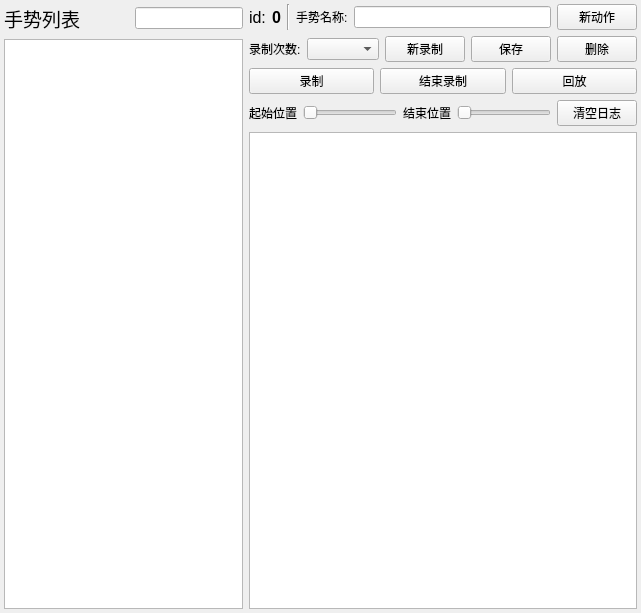
Above: pyqt/glove/form.ui from xinZh0u/Sign-Language-Glove before the change. Below: the same form after it.
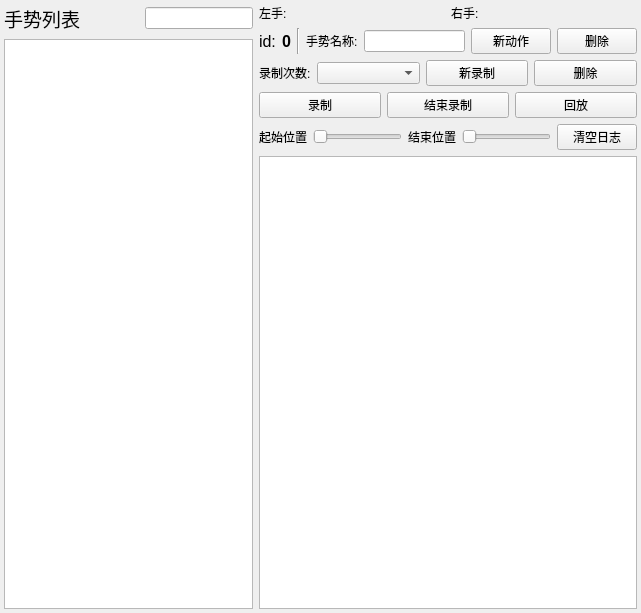
That is the form after the change.

```diff
--- a/pyqt/glove/form.ui
+++ b/pyqt/glove/form.ui
@@ -77,6 +77,50 @@
      </item>
      <item>
       <layout class="QVBoxLayout" name="verticalLayout_2">
+       <item>
+        <layout class="QHBoxLayout" name="horizontalLayout_9">
+         <item>
+          <widget class="QLabel" name="label_8">
+           <property name="sizePolicy">
+            <sizepolicy hsizetype="Maximum" vsizetype="Preferred">
+             <horstretch>0</horstretch>
+             <verstretch>0</verstretch>
+            </sizepolicy>
+           </property>
+           <property name="text">
+            <string>左手:</string>
+           </property>
+          </widget>
+         </item>
+         <item>
+          <widget class="QLabel" name="labelLeftStatus">
+           <property name="text">
+            <string/>
+           </property>
+          </widget>
+         </item>
+         <item>
+          <widget class="QLabel" name="label_7">
+           <property name="sizePolicy">
+            <sizepolicy hsizetype="Maximum" vsizetype="Preferred">
+             <horstretch>0</horstretch>
+             <verstretch>0</verstretch>
+            </sizepolicy>
+           </property>
+           <property name="text">
+            <string>右手:</string>
+           </property>
+          </widget>
+         </item>
+         <item>
+          <widget class="QLabel" name="labelRightStatus">
+           <property name="text">
+            <string/>
+           </property>
+          </widget>
+         </item>
+        </layout>
+       </item>
        <item>
         <layout class="QVBoxLayout" name="verticalLayout">
          <item>
@@ -149,6 +193,13 @@
              </property>
             </widget>
            </item>
+           <item>
+            <widget class="QPushButton" name="pushButtonGestureDel">
+             <property name="text">
+              <string>删除</string>
+             </property>
+            </widget>
+           </item>
           </layout>
          </item>
          <item>
@@ -180,13 +231,6 @@
              </item>
              <item>
               <layout class="QHBoxLayout" name="horizontalLayout_3">
-               <item>
-                <widget class="QPushButton" name="pushButtonRecordSave">
-                 <property name="text">
-                  <string>保存</string>
-                 </property>
-                </widget>
-               </item>
                <item>
                 <widget class="QPushButton" name="pushButtonRecordDel">
                  <property name="text">
```
